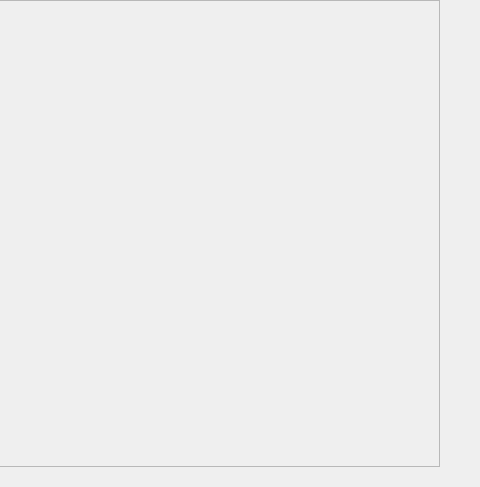
Qt form design/workspace.ui (jedhelmers/Fauxtoshop) before a commit; both pictures show x 214 to 694 and y 0 to 487 of the 694 by 487 pixel window.
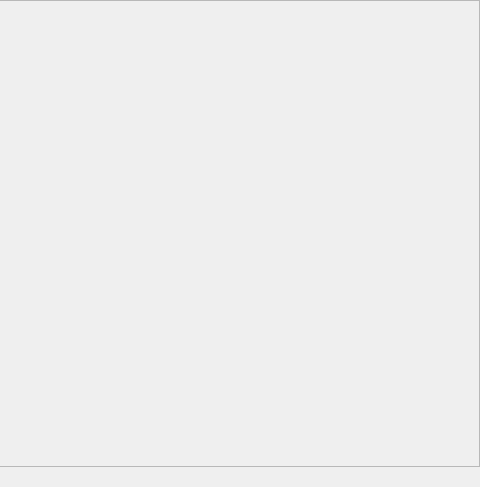
The same form after that commit.

What changed in the file:
```diff
--- a/design/workspace.ui
+++ b/design/workspace.ui
@@ -283,39 +283,6 @@
      </item>
     </layout>
    </item>
-   <item>
-    <widget class="QWidget" name="windowsWidget" native="true">
-     <property name="minimumSize">
-      <size>
-       <width>40</width>
-       <height>0</height>
-      </size>
-     </property>
-     <property name="maximumSize">
-      <size>
-       <width>10</width>
-       <height>16777215</height>
-      </size>
-     </property>
-     <layout class="QVBoxLayout" name="verticalLayout_6">
-      <property name="spacing">
-       <number>0</number>
-      </property>
-      <property name="leftMargin">
-       <number>0</number>
-      </property>
-      <property name="topMargin">
-       <number>0</number>
-      </property>
-      <property name="rightMargin">
-       <number>0</number>
-      </property>
-      <property name="bottomMargin">
-       <number>0</number>
-      </property>
-     </layout>
-    </widget>
-   </item>
   </layout>
  </widget>
  <resources/>
```
